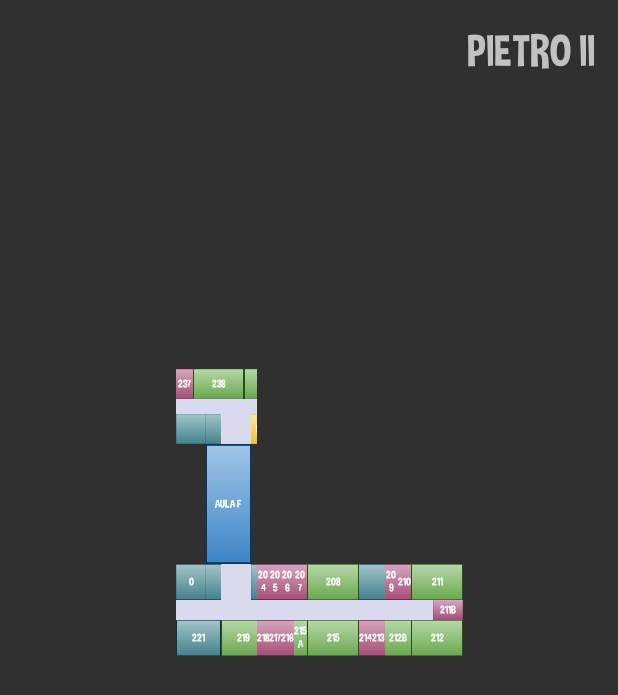
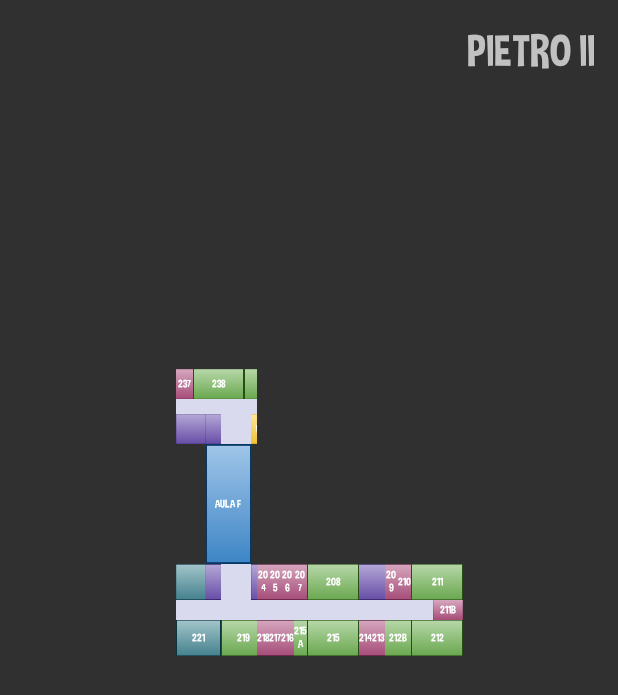
Before and after one commit to OlaB1994/AEiIMap, an Android app: the fragment SecondFloorFragment shown on its own in the app's theme, on a phone screen of 412 x 824 dp. Shown: the top 695 px of the screen. Run offline under Robolectric (Android 15) with nearby library versions, the phone set to English and light mode, and no system bars; our stand-ins replace ButterKnife.

Commit message:
color changes

```diff
--- a/AEiIMap/app/src/main/res/layout/fragment_second_floor.xml
+++ b/AEiIMap/app/src/main/res/layout/fragment_second_floor.xml
@@ -5,12 +5,12 @@
 
     <LinearLayout
         style="@style/MatchParent"
-        android:layout_alignParentLeft="true"
-        android:layout_alignParentStart="true"
-        android:layout_alignParentTop="true"
         android:gravity="center"
         android:orientation="horizontal"
-        android:weightSum="2">
+        android:weightSum="2"
+        android:layout_alignParentTop="true"
+        android:layout_alignParentLeft="true"
+        android:layout_alignParentStart="true">
 
         <LinearLayout
             style="@style/MapBgHorizontal"
@@ -98,13 +98,13 @@
                                 <pl.polsl.aeiimap.views.LightTextButton
                                     android:layout_width="@dimen/plan_dimen_horizontal_hall"
                                     android:layout_height="match_parent"
-                                    android:background="@drawable/selector_button_turquoise"
+                                    android:background="@drawable/selector_button_purple"
                                     android:textSize="@dimen/button_text_size" />
 
                                 <pl.polsl.aeiimap.views.LightTextButton
                                     android:layout_width="@dimen/plan_dimen_horizontal_lift"
                                     android:layout_height="match_parent"
-                                    android:background="@drawable/selector_button_turquoise"
+                                    android:background="@drawable/selector_button_purple"
                                     android:textSize="@dimen/button_text_size" />
 
                                 <LinearLayout
@@ -174,13 +174,12 @@
                         android:layout_width="@dimen/plan_dimen_horizontal_hall"
                         android:layout_height="match_parent"
                         android:background="@drawable/selector_button_turquoise"
-                        android:text="0"
                         android:textSize="@dimen/button_text_size" />
 
                     <pl.polsl.aeiimap.views.LightTextButton
                         android:layout_width="@dimen/plan_dimen_horizontal_lift"
                         android:layout_height="match_parent"
-                        android:background="@drawable/selector_button_turquoise"
+                        android:background="@drawable/selector_button_purple"
                         android:textSize="@dimen/button_text_size" />
 
                     <pl.polsl.aeiimap.views.LightTextButton
@@ -192,7 +191,7 @@
                     <pl.polsl.aeiimap.views.LightTextButton
                         android:layout_width="@dimen/plan_dimen_horizontal_hall"
                         android:layout_height="match_parent"
-                        android:background="@drawable/selector_button_turquoise"
+                        android:background="@drawable/selector_button_purple"
                         android:textSize="@dimen/button_text_size" />
 
                     <pl.polsl.aeiimap.views.LightTextButton
@@ -419,7 +418,7 @@
                         android:layout_width="0dp"
                         android:layout_height="match_parent"
                         android:layout_weight="1"
-                        android:background="@drawable/selector_button_turquoise"
+                        android:background="@drawable/selector_button_purple"
                         android:textSize="@dimen/button_text_size" />
 
                     <pl.polsl.aeiimap.views.LightTextButton
@@ -427,7 +426,7 @@
                         android:layout_width="0dp"
                         android:layout_height="match_parent"
                         android:layout_weight="1"
-                        android:background="@drawable/selector_button_turquoise"
+                        android:background="@drawable/selector_button_purple"
                         android:textSize="@dimen/button_text_size" />
 
                     <pl.polsl.aeiimap.views.LightTextButton
```
Also changed, not shown: AEiIMap/app/src/main/res/layout/fragment_first_floor.xml (+9 -9 lines), AEiIMap/app/src/main/res/layout/fragment_ground_floor.xml (+8 -6 lines), AEiIMap/app/src/main/assets/map.json (line endings or trailing spaces).
